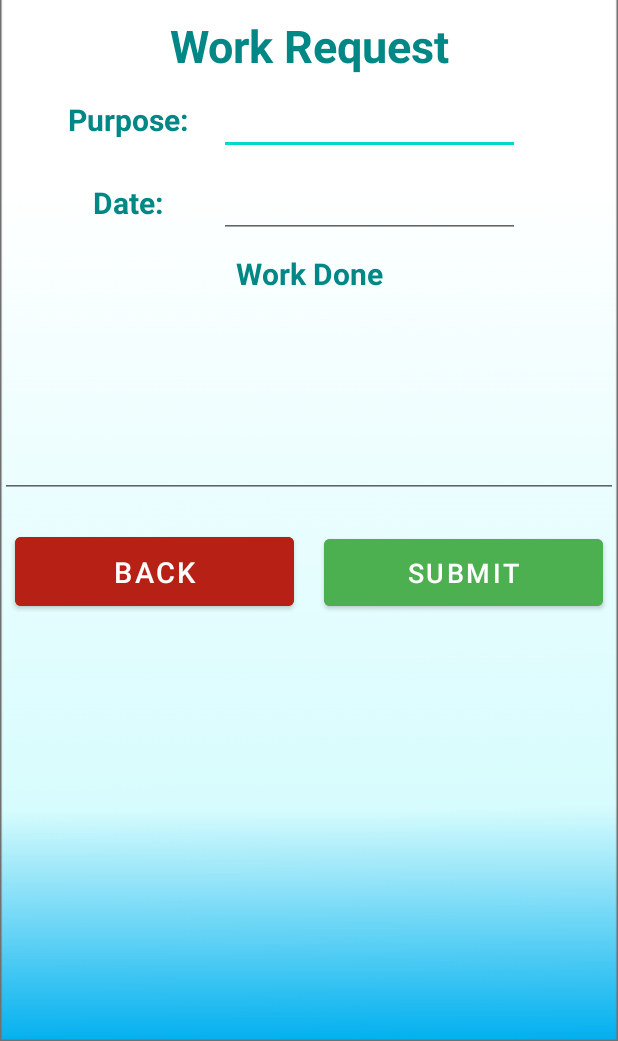
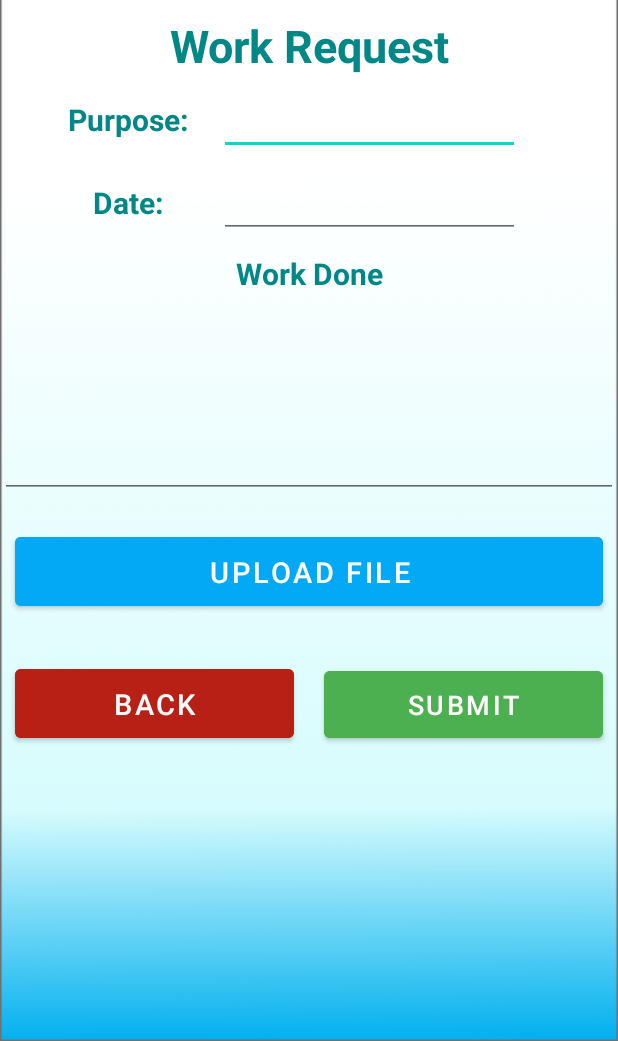
Before and after one commit to whoamikenken/attask, an Android app: the layout file_task.xml on its own in the app's theme, with its tools: preview values and no code run, on a phone screen of 412 x 824 dp, the part 195-1236 px from its top. Run offline under Robolectric (Android 15) with nearby library versions, the light colour scheme and no system bars.

Commit message:
Added File Upload

```diff
--- a/app/src/main/java/com/example/attask/SubmitTask.java
+++ /dev/null
@@ -1,4 +0,0 @@
-package com.example.attask;
-
-public class SubmitTask {
-}
--- a/app/src/main/java/com/example/attask/ui/home/HomeFragment.java
+++ b/app/src/main/java/com/example/attask/ui/home/HomeFragment.java
@@ -15,7 +15,7 @@ import androidx.fragment.app.Fragment;
 import androidx.lifecycle.ViewModelProvider;
 
 import com.example.attask.DetectorActivity;
-import com.example.attask.SubmitTask;
+import com.example.attask.WorkRequest;
 import com.example.attask.databinding.FragmentHomeBinding;
 import com.squareup.picasso.Picasso;
 
@@ -55,7 +55,7 @@ public class HomeFragment extends Fragment {
         submitTask.setOnClickListener(new View.OnClickListener() {
             @Override
             public void onClick(View view) {
-                startActivity(new Intent(getActivity(), SubmitTask.class));
+                startActivity(new Intent(getActivity(), WorkRequest.class));
             }
         });
 
--- a/app/src/main/res/layout/file_task.xml
+++ b/app/src/main/res/layout/file_task.xml
@@ -129,6 +129,24 @@
             android:inputType="textMultiLine" />
 
     </LinearLayout>
+    <LinearLayout
+        android:layout_width="match_parent"
+        android:layout_height="wrap_content"
+        android:layout_marginTop="10dp"
+        android:orientation="horizontal"
+        >
+
+        <Button
+            android:id="@+id/uploadFile"
+            android:layout_width="match_parent"
+            android:layout_height="wrap_content"
+            android:layout_margin="10dp"
+            android:layout_weight="0.5"
+            android:textSize="19dp"
+            android:text="Upload File"
+            android:padding="10dp"
+            android:backgroundTint="#03A9F4"/>
+    </LinearLayout>
 
     <LinearLayout
         android:layout_width="match_parent"
```
Also changed, not shown: app/src/main/java/com/example/attask/WorkRequest.java (+98 -57 lines).
